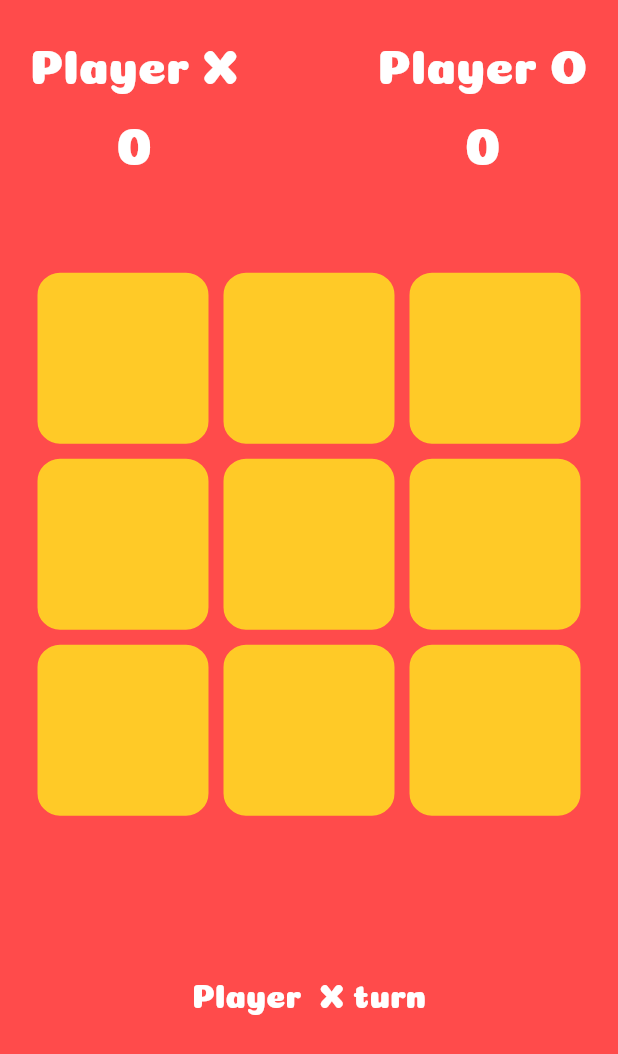
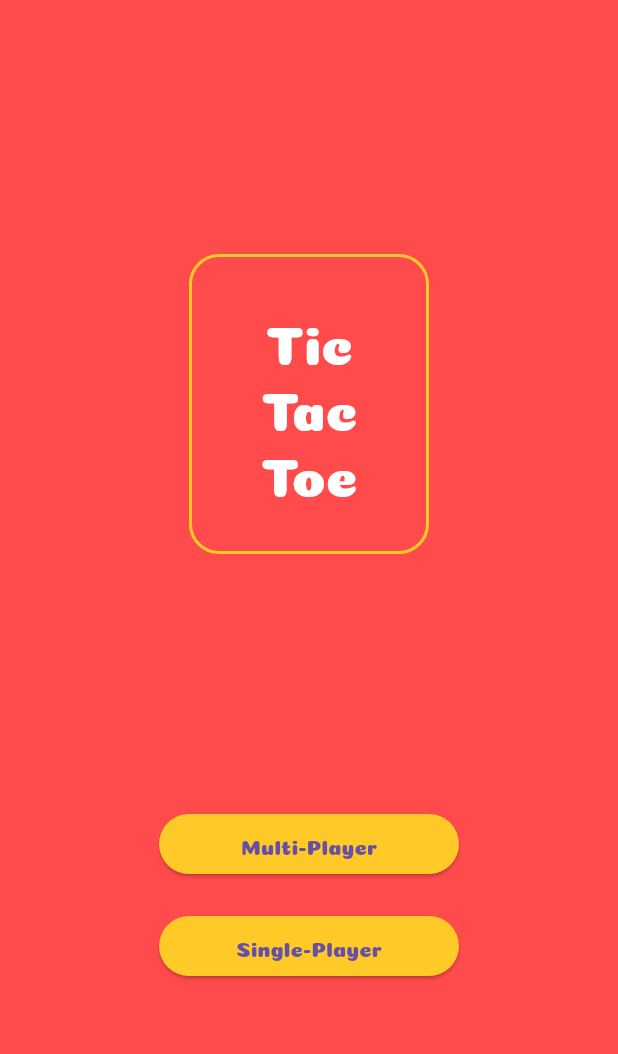
Before and after one commit to Mirzaazmath/flutter_tic_tac_toe_game, a Flutter app: the screen it shows after launch, on a phone screen of 412 x 824 dp. Shown: the top 1054 px of the screen. Run offline on Flutter 3.47's test engine with Material 3 defaults, Android fonts, the phone set to English and light mode, and no system bars; our stand-ins replace audioplayers, confetti.

Commit message:
added homeScreen

```diff
--- a/lib/main.dart
+++ b/lib/main.dart
@@ -1,5 +1,4 @@
 import 'package:flutter/material.dart';
-import 'package:tic_tac_toe_game/screens/play_game_screen.dart';
 import 'package:tic_tac_toe_game/screens/splash_Screen.dart';
 
 void main(){
--- /dev/null
+++ b/lib/screens/home_screen.dart
@@ -0,0 +1,52 @@
+import 'package:flutter/material.dart';
+class HomeScreen extends StatelessWidget {
+  const HomeScreen({super.key});
+
+  @override
+  Widget build(BuildContext context) {
+    return Scaffold(
+      backgroundColor: Theme.of(context).primaryColor,
+      body: SafeArea(
+        child: Column(
+          mainAxisAlignment: MainAxisAlignment.center,
+          children: [
+            const  Spacer(),
+            Center(
+              child: Container(
+                height: 200,
+                width: 160,
+                decoration: BoxDecoration(
+                  borderRadius: BorderRadius.circular(20),
+                  border: Border.all(color: Theme.of(context).primaryColorLight,width: 2)
+                ),
+                child: Column(
+                  mainAxisAlignment: MainAxisAlignment.center,
+                  children: [
+                    Text("Tic",style: Theme.of(context).textTheme.displaySmall?.copyWith(color: Colors.white),),
+                    Text("Tac",style: Theme.of(context).textTheme.displaySmall?.copyWith(color: Colors.white),),
+                    Text("Toe",style: Theme.of(context).textTheme.displaySmall?.copyWith(color: Colors.white),)
+                  ],
+
+                ),
+              ),
+            ),
+         const  Spacer(),
+          ElevatedButton(
+                  onPressed: (){},
+                  style: ElevatedButton.styleFrom(backgroundColor: Theme.of(context).primaryColorLight,
+                  minimumSize: const Size(200, 40)),
+                  child:const  Text("Multi-Player",)),
+           const  SizedBox(height: 20,),
+
+            ElevatedButton(
+                onPressed: (){},
+                style: ElevatedButton.styleFrom(backgroundColor: Theme.of(context).primaryColorLight,minimumSize: const Size(200, 40)),
+                child:const  Text("Single-Player",)),
+            const  Spacer(),
+          ],
+        ),
+
+      ),
+    );
+  }
+}
--- a/lib/screens/splash_Screen.dart
+++ b/lib/screens/splash_Screen.dart
@@ -1,4 +1,5 @@
 import 'package:flutter/material.dart';
+import 'package:tic_tac_toe_game/screens/home_screen.dart';
 import 'package:tic_tac_toe_game/screens/play_game_screen.dart';
 
 class SplashScreen extends StatefulWidget {
@@ -49,7 +50,7 @@ class _SplashScreenState extends State<SplashScreen> {
     /// Here we are simple waiting for 3.5 seconds and performing navigation
     Future.delayed(const Duration(milliseconds: 3500), (){
       /// Navigating with pushReplacement
-      Navigator.of(context).pushReplacement(MaterialPageRoute(builder: (context)=>const PlayGameScreen()));
+      Navigator.of(context).pushReplacement(MaterialPageRoute(builder: (context)=>const HomeScreen()));
     });
   }
 
```
